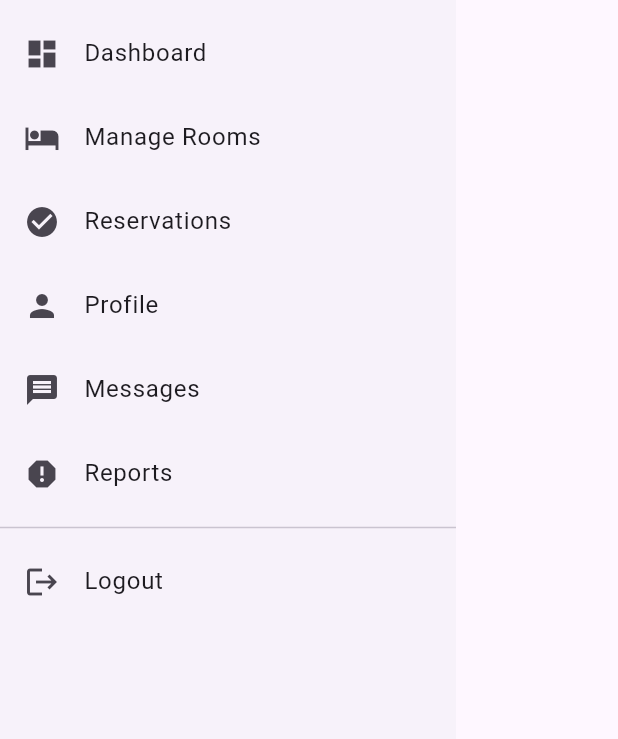
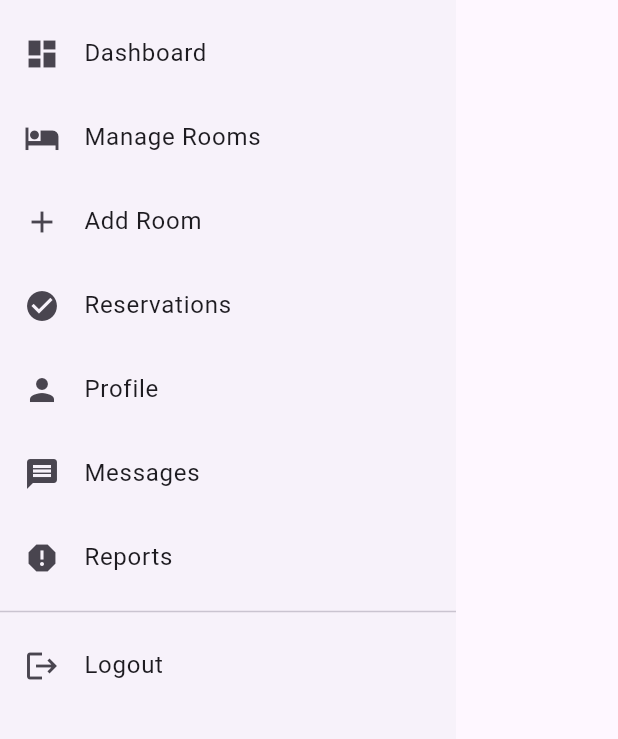
Before and after one commit to ATIBU707/hostel, a Flutter app: the StaffDrawer widget shown alone on an empty page, opened directly, on a phone screen of 412 x 824 dp, the part 242-981 px from its top. Run offline on Flutter 3.47's test engine with Material 3 defaults, Android fonts, the phone set to English and light mode, and no system bars; our stand-ins replace supabase_flutter; accounts and stored records are empty.

Commit message:
add room

```diff
--- a/lib/screens/staff/staff_drawer.dart
+++ b/lib/screens/staff/staff_drawer.dart
@@ -5,6 +5,7 @@ import 'staff_chat_screen.dart';
 import 'staff_dashboard_screen.dart';
 import 'staff_profile_screen.dart';
 import 'staff_reports_screen.dart';
+import 'add_room_screen.dart';
 
 class StaffDrawer extends StatelessWidget {
   const StaffDrawer({super.key});
@@ -44,6 +45,16 @@ class StaffDrawer extends StatelessWidget {
                Navigator.pushReplacement(
                 context,
                 MaterialPageRoute(builder: (context) => ManageRoomsScreen()),
+              );
+            },
+          ),
+          ListTile(
+            leading: Icon(Icons.add),
+            title: Text('Add Room'),
+            onTap: () {
+              Navigator.pushReplacement(
+                context,
+                MaterialPageRoute(builder: (context) => AddRoomScreen()),
               );
             },
           ),
```
